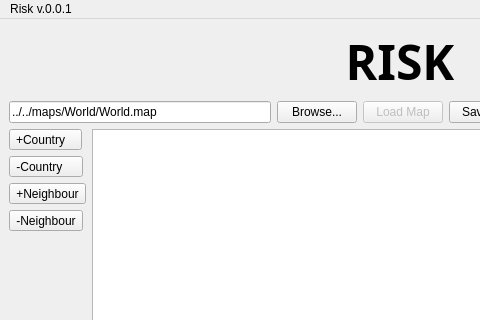
Old version of the form gui/main_window.ui in the repository TaimoorRana/Risk; both pictures show x 0 to 480 and y 0 to 320 of the 800 by 600 pixel window.
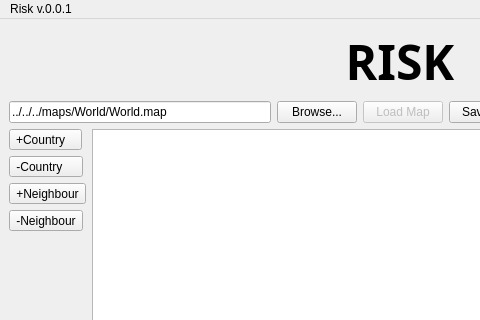
New version of the form.

```diff
--- a/gui/main_window.ui
+++ b/gui/main_window.ui
@@ -41,7 +41,7 @@
       <item>
        <widget class="QLineEdit" name="filenameLineEdit">
         <property name="text">
-         <string>../../maps/World/World.map</string>
+         <string>../../../maps/World/World.map</string>
         </property>
        </widget>
       </item>
```
Left out of the diff: 10 changed lines with no effect on the pictures.
